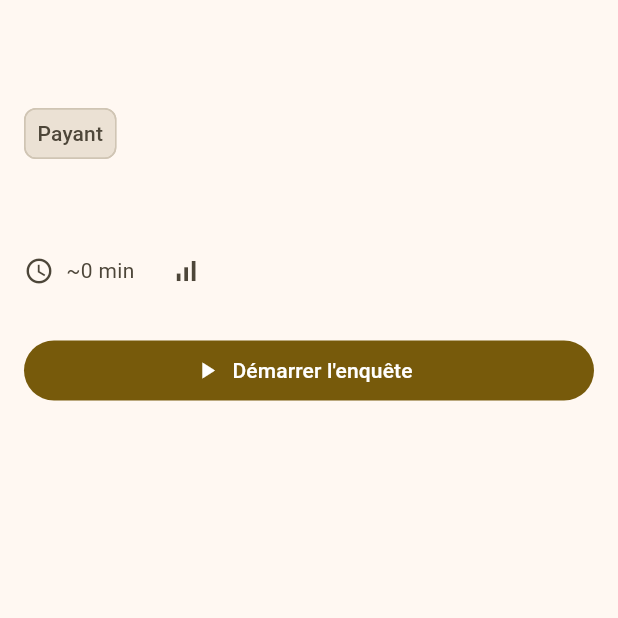
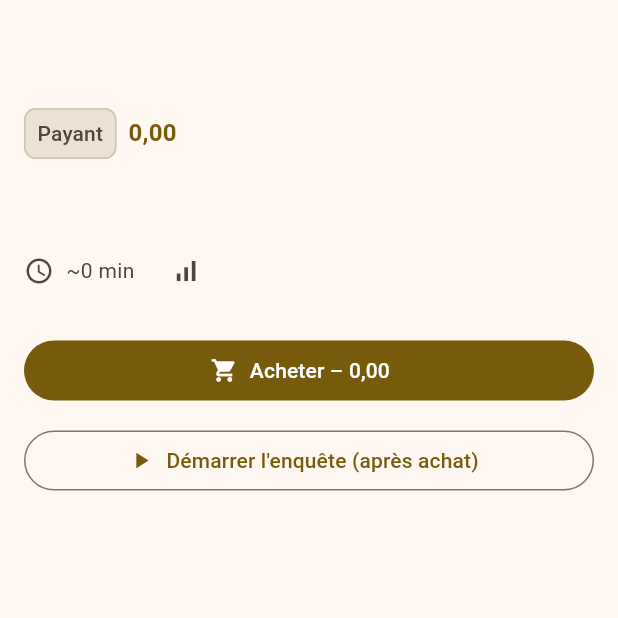
Before and after one commit to Sarkhan82/city-detectives, a Flutter app: the InvestigationDetailScreen screen opened directly with empty values, on a phone screen of 412 x 824 dp, the top half of it. Run offline on Flutter 3.47's test engine with Material 3 defaults, Android fonts, the phone set to English and light mode, and no system bars; our stand-ins replace cached_network_image, connectivity_plus, flutter_map, flutter_riverpod, flutter_secure_storage, geolocator and 7 more; accounts and stored records are empty.

Commit message:
Story 6.1 + 5.2 code review + testarch-automate: prix enquÃªtes, rustfmt, dart analyze
Co-authored-by: Cursor <cursoragent@cursor.com>

```diff
--- a/_bmad-output/implementation-artifacts/sprint-status.yaml
+++ b/_bmad-output/implementation-artifacts/sprint-status.yaml
@@ -67,11 +67,11 @@ development_status:
 
   epic-5: in-progress
   5-1-statut-completion-historique: done
-  5-2-badges-competences-leaderboard: review
+  5-2-badges-competences-leaderboard: done
   epic-5-retrospective: optional
 
   epic-6: in-progress
-  6-1-premiere-enquete-gratuite-visibilite-payant: ready-for-dev
+  6-1-premiere-enquete-gratuite-visibilite-payant: done
   6-2-achat-simulation-paiement: ready-for-dev
   epic-6-retrospective: optional
 
--- a/city_detectives/lib/features/investigation/models/investigation.dart
+++ b/city_detectives/lib/features/investigation/models/investigation.dart
@@ -1,5 +1,5 @@
-/// Modèle Investigation (Story 2.1, 3.2) – aligné sur le schéma GraphQL.
-/// Champs : id, titre, description, durationEstimate, difficulte, isFree, centerLat, centerLng.
+/// Modèle Investigation (Story 2.1, 3.2, 6.1) – aligné sur le schéma GraphQL.
+/// Champs : id, titre, description, durationEstimate, difficulte, isFree, priceAmount, priceCurrency, centerLat, centerLng.
 class Investigation {
   const Investigation({
     required this.id,
@@ -8,6 +8,8 @@ class Investigation {
     required this.durationEstimate,
     required this.difficulte,
     required this.isFree,
+    this.priceAmount,
+    this.priceCurrency,
     this.centerLat,
     this.centerLng,
   });
@@ -23,11 +25,27 @@ class Investigation {
   final String difficulte;
   final bool isFree;
 
+  /// Prix en centimes (ex. 299 = 2,99 €) ; null si isFree (FR47, FR49).
+  final int? priceAmount;
+
+  /// Code devise (ex. "EUR") ; null si isFree.
+  final String? priceCurrency;
+
   /// Centre latitude pour la carte (Story 3.2, optionnel).
   final double? centerLat;
 
   /// Centre longitude pour la carte (Story 3.2, optionnel).
   final double? centerLng;
+
+  /// Formatte le prix pour affichage (ex. "2,99 €"). Retourne null si pas de prix.
+  String? get formattedPrice {
+    if (priceAmount == null || priceCurrency == null) return null;
+    final units = priceAmount! ~/ 100;
+    final cents = priceAmount! % 100;
+    final symbol = priceCurrency == 'EUR' ? '€' : priceCurrency;
+    final centsStr = cents.toString().padLeft(2, '0');
+    return '$units,$centsStr $symbol';
+  }
 
   /// Parse depuis la réponse GraphQL ; défensif : null/champs manquants → valeurs par défaut.
   factory Investigation.fromJson(Map<String, dynamic> json) {
@@ -37,6 +55,14 @@ class Investigation {
         : (rawDuration is num
               ? rawDuration.toInt()
               : int.tryParse(rawDuration?.toString() ?? '0') ?? 0);
+    final rawPriceAmount = json['priceAmount'];
+    final int? priceAmount = rawPriceAmount == null
+        ? null
+        : (rawPriceAmount is int
+              ? rawPriceAmount
+              : (rawPriceAmount is num
+                    ? rawPriceAmount.toInt()
+                    : int.tryParse(rawPriceAmount.toString())));
     final rawCenterLat = json['centerLat'];
     final centerLat = rawCenterLat is num
         ? rawCenterLat.toDouble()
@@ -56,6 +82,8 @@ class Investigation {
       durationEstimate: durationEstimate,
       difficulte: json['difficulte']?.toString() ?? '',
       isFree: json['isFree'] == true,
+      priceAmount: priceAmount,
+      priceCurrency: json['priceCurrency']?.toString(),
       centerLat: centerLat,
       centerLng: centerLng,
     );
--- a/city_detectives/lib/features/investigation/repositories/investigation_repository.dart
+++ b/city_detectives/lib/features/investigation/repositories/investigation_repository.dart
@@ -25,6 +25,8 @@ class InvestigationRepository {
         durationEstimate
         difficulte
         isFree
+        priceAmount
+        priceCurrency
       }
     }
   ''';
@@ -39,6 +41,8 @@ class InvestigationRepository {
           durationEstimate
           difficulte
           isFree
+          priceAmount
+          priceCurrency
           centerLat
           centerLng
         }
@@ -98,6 +102,8 @@ class InvestigationRepository {
     'durationEstimate': i.durationEstimate,
     'difficulte': i.difficulte,
     'isFree': i.isFree,
+    'priceAmount': i.priceAmount,
+    'priceCurrency': i.priceCurrency,
     'centerLat': i.centerLat,
     'centerLng': i.centerLng,
   };
--- a/city_detectives/lib/features/investigation/screens/investigation_detail_screen.dart
+++ b/city_detectives/lib/features/investigation/screens/investigation_detail_screen.dart
@@ -14,9 +14,14 @@ class InvestigationDetailScreen extends StatelessWidget {
   @override
   Widget build(BuildContext context) {
     final inv = investigation;
+    final priceText = inv.formattedPrice;
+    final semanticsPrice = priceText != null ? ' Prix $priceText.' : '';
+    final semanticsActions = inv.isFree
+        ? 'Bouton démarrer l\'enquête.'
+        : 'Bouton acheter.$semanticsPrice Bouton démarrer l\'enquête après achat.';
     return Semantics(
       label:
-          'Détail enquête ${inv.titre}. ${inv.description}. ${inv.isFree ? "Gratuit" : "Payant"}. Bouton démarrer l\'enquête.',
+          'Détail enquête ${inv.titre}. ${inv.description}. ${inv.isFree ? "Gratuit" : "Payant"}.$semanticsPrice $semanticsActions',
       child: Scaffold(
         appBar: AppBar(title: Text(inv.titre)),
         body: SafeArea(
@@ -25,9 +30,25 @@ class InvestigationDetailScreen extends StatelessWidget {
             child: Column(
               crossAxisAlignment: CrossAxisAlignment.stretch,
               children: [
-                Align(
-                  alignment: Alignment.centerLeft,
-                  child: PriceChip(isFree: inv.isFree),
+                Row(
+                  mainAxisSize: MainAxisSize.min,
+                  children: [
+                    PriceChip(isFree: inv.isFree, priceLabel: priceText),
+                    if (priceText != null) ...[
+                      const SizedBox(width: 8),
+                      Semantics(
+                        label: 'Prix $priceText',
+                        child: Text(
+                          priceText,
+                          style: Theme.of(context).textTheme.titleMedium
+                              ?.copyWith(
+                                color: Theme.of(context).colorScheme.primary,
+                                fontWeight: FontWeight.w600,
+                              ),
+                        ),
+                      ),
+                    ],
+                  ],
                 ),
                 const SizedBox(height: 16),
                 Text(
@@ -65,11 +86,41 @@ class InvestigationDetailScreen extends StatelessWidget {
                   ],
                 ),
                 const SizedBox(height: 32),
-                FilledButton.icon(
-                  onPressed: () => _onStartInvestigation(context, inv),
-                  icon: const Icon(Icons.play_arrow),
-                  label: const Text('Démarrer l\'enquête'),
-                ),
+                if (inv.isFree)
+                  Semantics(
+                    label: 'Démarrer l\'enquête',
+                    button: true,
+                    child: FilledButton.icon(
+                      onPressed: () => _onStartInvestigation(context, inv),
+                      icon: const Icon(Icons.play_arrow),
+                      label: const Text('Démarrer l\'enquête'),
+                    ),
+                  )
+                else ...[
+                  Semantics(
+                    label: priceText != null
+                        ? 'Acheter – $priceText'
+                        : 'Acheter',
+                    button: true,
+                    child: FilledButton.icon(
+                      onPressed: () => _onPurchase(context, inv),
+                      icon: const Icon(Icons.shopping_cart),
+                      label: Text(
+                        priceText != null ? 'Acheter – $priceText' : 'Acheter',
+                      ),
+                    ),
+                  ),
+                  const SizedBox(height: 12),
+                  Semantics(
+                    label: 'Démarrer l\'enquête après achat',
+                    button: true,
+                    child: OutlinedButton.icon(
+                      onPressed: () => _onStartInvestigation(context, inv),
+                      icon: const Icon(Icons.play_arrow),
+                      label: const Text('Démarrer l\'enquête (après achat)'),
+                    ),
+                  ),
+                ],
               ],
             ),
           ),
@@ -79,7 +130,19 @@ class InvestigationDetailScreen extends StatelessWidget {
   }
 
   void _onStartInvestigation(BuildContext context, Investigation inv) {
-    // Story 3.1 gérera l'écran de jeu ; pour 2.2 on navigue vers un placeholder.
+    // Enquête gratuite : accès direct (FR46). Payante : flux achat en 6.2.
     context.push('/investigations/${inv.id}/start');
   }
+
+  /// Préparation 6.2 – pas de flux d'achat dans 6.1 (Story 6.1 Task 3.2).
+  void _onPurchase(BuildContext context, Investigation inv) {
+    // TODO Story 6.2 : implémenter achat / simulation paiement.
+    ScaffoldMessenger.of(context).showSnackBar(
+      SnackBar(
+        content: Text(
+          'Achat de « ${inv.titre} » – bientôt disponible (Story 6.2)',
+        ),
+      ),
+    );
+  }
 }
--- a/city_detectives/lib/shared/widgets/price_chip.dart
+++ b/city_detectives/lib/shared/widgets/price_chip.dart
@@ -1,16 +1,21 @@
 import 'package:flutter/material.dart';
 
-/// Chip Gratuit ou Payant – design system « carnet de détective » (Story 2.2).
-/// Fallback « Payant » si [isFree] est false ou absent.
+/// Chip Gratuit ou Payant + prix optionnel – design system « carnet de détective » (Story 2.2, 6.1).
+/// [priceLabel] : prix formaté pour les enquêtes payantes (ex. "2,99 €") – FR47, FR49.
+/// Fallback « Payant » si [isFree] est false ou absent ; labels accessibles WCAG 2.1 Level A.
 class PriceChip extends StatelessWidget {
-  const PriceChip({super.key, required this.isFree});
+  const PriceChip({super.key, required this.isFree, this.priceLabel});
 
   final bool isFree;
+  final String? priceLabel;
 
   @override
   Widget build(BuildContext context) {
+    final semanticsLabel = isFree
+        ? 'Gratuit'
+        : (priceLabel != null ? 'Payant $priceLabel' : 'Payant');
     return Semantics(
-      label: isFree ? 'Gratuit' : 'Payant',
+      label: semanticsLabel,
       child: Chip(
         label: Text(isFree ? 'Gratuit' : 'Payant'),
         backgroundColor: isFree
```
Also changed, not shown: city_detectives/lib/features/investigation/screens/investigation_list_screen.dart (+18 -2 lines), city_detectives/lib/features/profile/screens/gamification_screen.dart (+31 -4 lines), 13 other files.
